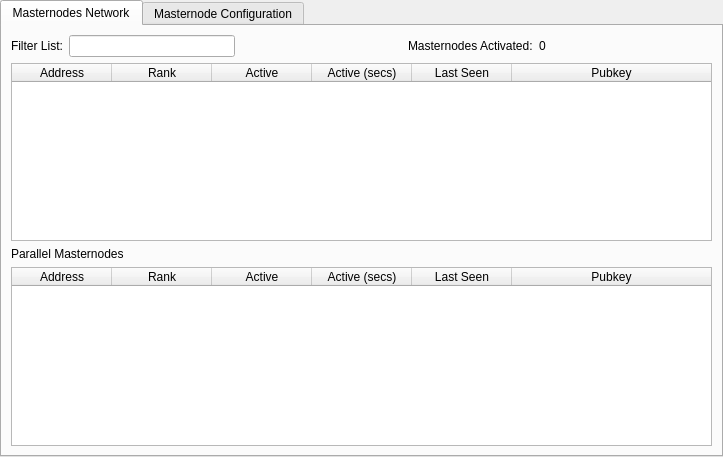
First picture: the form in src/qt/forms/masternodemanager.ui, repository LUX-Core/lux, before the edit.
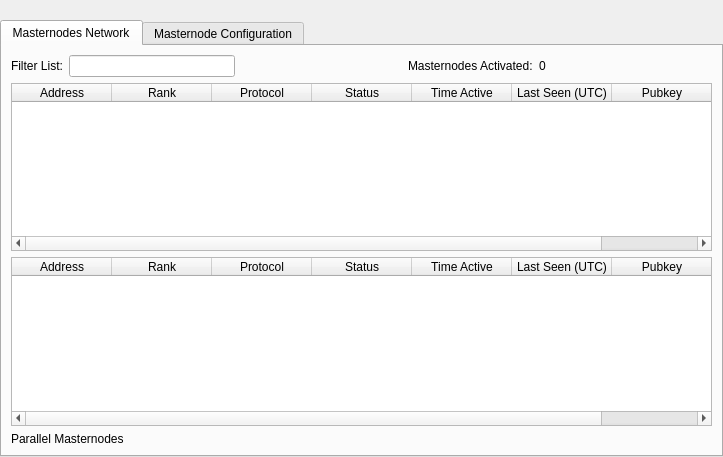
Second picture: the form after the edit.

The edit to the form file:
```diff
--- a/src/qt/forms/masternodemanager.ui
+++ b/src/qt/forms/masternodemanager.ui
@@ -22,6 +22,19 @@
      <property name="bottomMargin">
       <number>0</number>
      </property>
+     <item>
+      <spacer name="horizontalSpacer0">
+       <property name="orientation">
+        <enum>Qt::Horizontal</enum>
+       </property>
+       <property name="sizeHint" stdset="0">
+        <size>
+         <width>40</width>
+         <height>20</height>
+        </size>
+       </property>
+      </spacer>
+     </item>
      <item>
       <widget class="QTabWidget" name="tabWidget">
        <property name="currentIndex">
@@ -32,6 +45,13 @@
          <string>Masternodes Network</string>
         </attribute>
         <layout class="QGridLayout" name="gridLayout">
+         <item row="4" column="0">
+          <widget class="QLabel" name="labelPMN">
+           <property name="text">
+            <string>Parallel Masternodes</string>
+           </property>
+          </widget>
+         </item>
          <item row="1" column="0">
           <widget class="QTableWidget" name="tableWidget">
            <property name="palette">
@@ -101,66 +121,22 @@
            </column>
            <column>
             <property name="text">
-             <string>Active</string>
+             <string>Protocol</string>
             </property>
            </column>
            <column>
             <property name="text">
-             <string>Active (secs)</string>
+             <string>Status</string>
             </property>
            </column>
            <column>
             <property name="text">
-             <string>Last Seen</string>
+             <string>Time Active</string>
             </property>
            </column>
            <column>
             <property name="text">
-             <string>Pubkey</string>
-            </property>
-           </column>
-          </widget>
-         </item>
-         <item row="5" column="0">
-          <widget class="QTableWidget" name="tableWidgetPMN">
-           <property name="editTriggers">
-            <set>QAbstractItemView::NoEditTriggers</set>
-           </property>
-           <property name="alternatingRowColors">
-            <bool>true</bool>
-           </property>
-           <property name="selectionBehavior">
-            <enum>QAbstractItemView::SelectRows</enum>
-           </property>
-           <property name="sortingEnabled">
-            <bool>true</bool>
-           </property>
-           <attribute name="horizontalHeaderStretchLastSection">
-            <bool>true</bool>
-           </attribute>
-           <column>
-            <property name="text">
-             <string>Address</string>
-            </property>
-           </column>
-           <column>
-            <property name="text">
-             <string>Rank</string>
-            </property>
-           </column>
-           <column>
-            <property name="text">
-             <string>Active</string>
-            </property>
-           </column>
-           <column>
-            <property name="text">
-             <string>Active (secs)</string>
-            </property>
-           </column>
-           <column>
-            <property name="text">
-             <string>Last Seen</string>
+             <string>Last Seen (UTC)</string>
             </property>
            </column>
            <column>
@@ -232,10 +208,57 @@
           </layout>
          </item>
          <item row="2" column="0">
-          <widget class="QLabel" name="labelPMN">
-           <property name="text">
-            <string>Parallel Masternodes</string>
+          <widget class="QTableWidget" name="tableWidgetPMN">
+           <property name="editTriggers">
+            <set>QAbstractItemView::NoEditTriggers</set>
            </property>
+           <property name="alternatingRowColors">
+            <bool>true</bool>
+           </property>
+           <property name="selectionBehavior">
+            <enum>QAbstractItemView::SelectRows</enum>
+           </property>
+           <property name="sortingEnabled">
+            <bool>true</bool>
+           </property>
+           <attribute name="horizontalHeaderStretchLastSection">
+            <bool>true</bool>
+           </attribute>
+           <column>
+            <property name="text">
+             <string>Address</string>
+            </property>
+           </column>
+           <column>
+            <property name="text">
+             <string>Rank</string>
+            </property>
+           </column>
+           <column>
+            <property name="text">
+             <string>Protocol</string>
+            </property>
+           </column>
+           <column>
+            <property name="text">
+             <string>Status</string>
+            </property>
+           </column>
+           <column>
+            <property name="text">
+             <string>Time Active</string>
+            </property>
+           </column>
+           <column>
+            <property name="text">
+             <string>Last Seen (UTC)</string>
+            </property>
+           </column>
+           <column>
+            <property name="text">
+             <string>Pubkey</string>
+            </property>
+           </column>
           </widget>
          </item>
         </layout>
```
Left out of the diff: 20 changed lines with no effect on the pictures.
